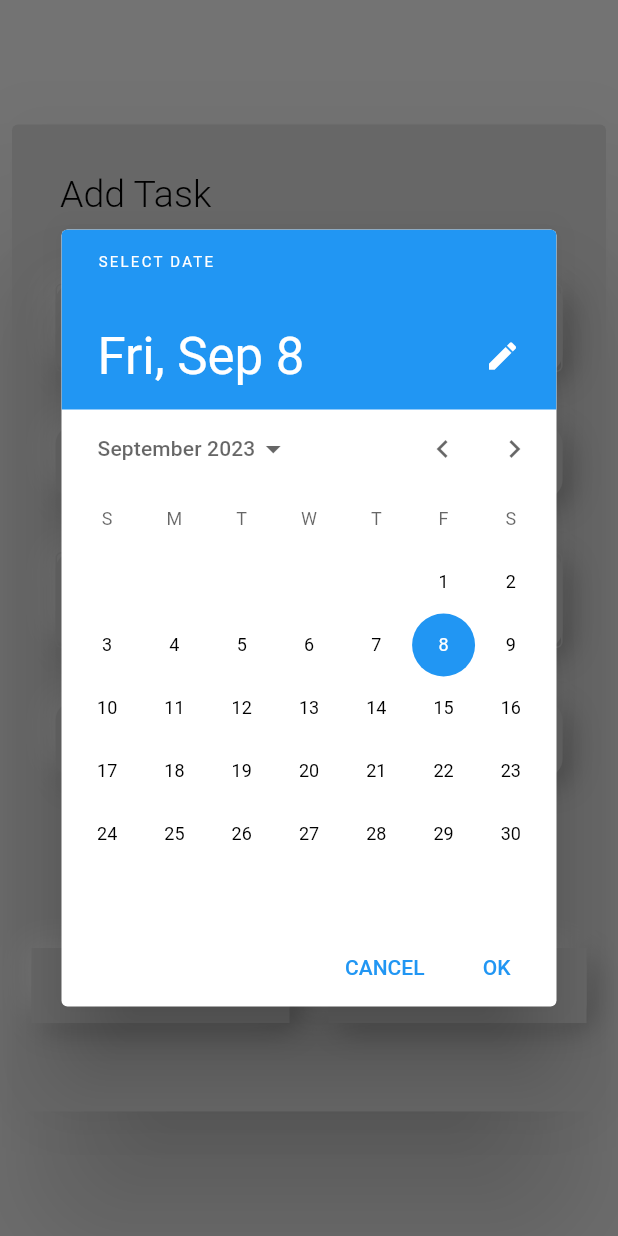
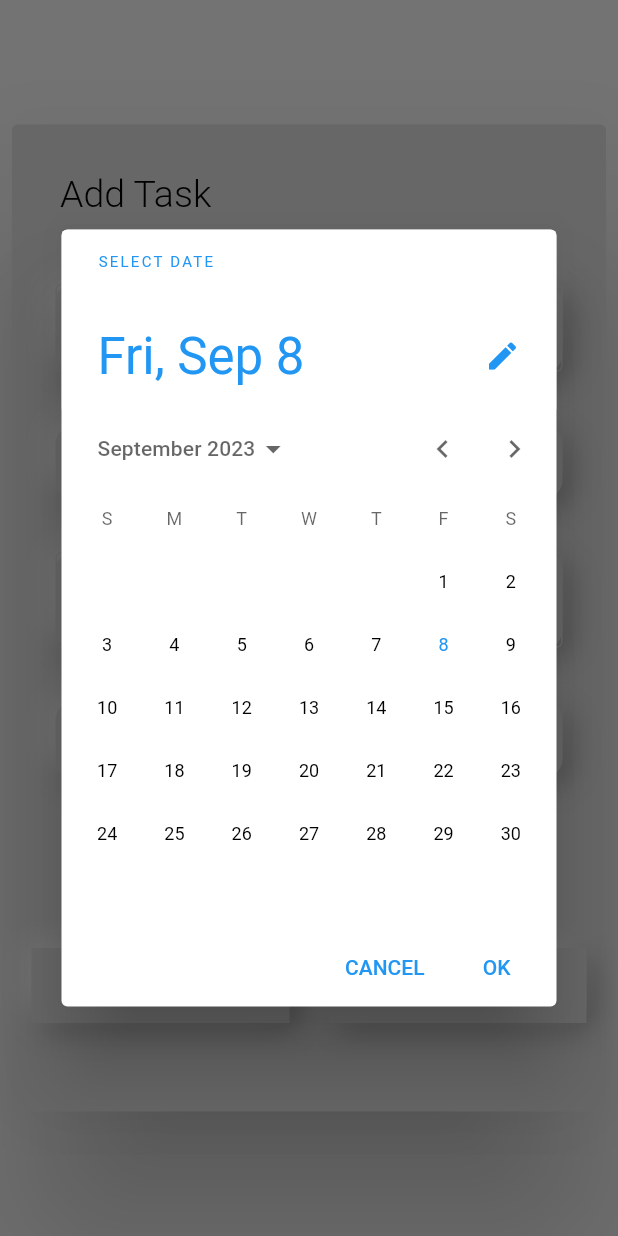
Before and after one commit to ajeesh1989/to_do, a Flutter app: the TaskDialog widget shown alone on an empty page, opened directly, after a tap on "Pick Date & Time", on a phone screen of 412 x 824 dp. Run offline on Flutter 3.47's test engine with Material 2 defaults, Android fonts, the phone set to English and light mode, and no system bars; our stand-ins replace flutter_slidable, hive_flutter, image_picker; accounts and stored records are empty; Roboto replaces fonts that are missing (Poppins).

Commit message:
completed except local noti

```diff
--- a/lib/main.dart
+++ b/lib/main.dart
@@ -13,7 +13,7 @@ void main() async {
   WidgetsFlutterBinding.ensureInitialized();
   await Hive.initFlutter();
   Hive.registerAdapter(TodoItemAdapter());
-  await Hive.deleteBoxFromDisk('tasks'); // Delete the 'tasks' box
+  // await Hive.deleteBoxFromDisk('tasks'); // Delete the 'tasks' box
   await Hive.openBox<TodoItem>('tasks'); // Reopen the 'tasks' box
 
   // await Hive.openBox<TodoItem>('tasks');
@@ -457,7 +457,7 @@ class _TodoListState extends State<TodoList> {
                       ),
                       subtitle: task.dateTime != null
                           ? Text(
-                              DateFormat('dd MMMM y, hh:mm a')
+                              DateFormat('MMM dd-y, hh:mm a')
                                   .format(task.dateTime!),
                               style: const TextStyle(
                                 fontSize: 14.0, // Adjust the fontSize as needed
@@ -1065,6 +1065,24 @@ class _TaskDialogState extends State<TaskDialog> {
                               initialDate: _selectedDateTime ?? DateTime.now(),
                               firstDate: DateTime(2000),
                               lastDate: DateTime(2101),
+                              builder: (context, child) {
+                                return Theme(
+                                  data: Theme.of(context).copyWith(
+                                    colorScheme: ColorScheme.light(
+                                      primary: Colors.white, // <-- SEE HERE
+                                      onPrimary: Colors.blue, // <-- SEE HERE
+                                      onSurface: Colors.black, // <-- SEE HERE
+                                    ),
+                                    textButtonTheme: TextButtonThemeData(
+                                      style: TextButton.styleFrom(
+                                        foregroundColor:
+                                            Colors.blue, // button text color
+                                      ),
+                                    ),
+                                  ),
+                                  child: child!,
+                                );
+                              },
                             );
 
                             if (selectedDate != null) {
@@ -1096,12 +1114,15 @@ class _TaskDialogState extends State<TaskDialog> {
                               child: Center(
                                 child: Text(
                                   'Pick Date & Time',
-                                  style: TextStyle(color: Colors.black),
+                                  style: TextStyle(
+                                      color: Colors
+                                          .black), // Change text color to black
                                 ),
                               ),
                             ),
                           ),
                         ),
+
                         // Close button for the selected date & time
 
                         Column(
@@ -1181,12 +1202,15 @@ class _TaskDialogState extends State<TaskDialog> {
                             ),
                             Text(
                               _selectedDateTime != null
-                                  ? DateFormat.yMd()
-                                      .add_jm()
-                                      .format(_selectedDateTime!)
+                                  ? DateFormat.yMMMd()
+                                          .format(_selectedDateTime!) +
+                                      ' - ' + // Add a custom gap (two spaces in this example)
+                                      DateFormat.jm().format(_selectedDateTime!)
                                   : '',
                               style: TextStyle(
-                                  color: Colors.grey.shade500, fontSize: 20),
+                                color: Colors.grey.shade500,
+                                fontSize: 20,
+                              ),
                             ),
                           ],
                         ),
```
